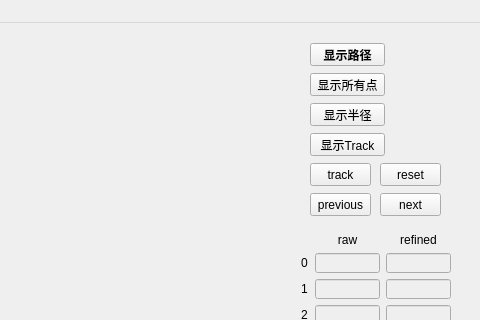
Imrono/locAlgrithom, file mainwindow.ui: the form before one commit; both pictures show x 520 to 1000 and y 0 to 320 of the 1000 by 650 pixel window.
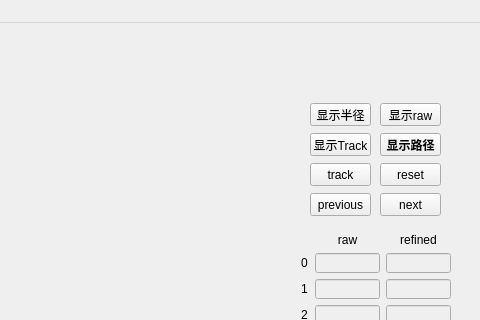
The form after the commit. Custom widgets are drawn as their Qt base class.

What changed in the file:
```diff
--- a/mainwindow.ui
+++ b/mainwindow.ui
@@ -17,9 +17,9 @@
    <widget class="QPushButton" name="showPath">
     <property name="geometry">
      <rect>
-      <x>830</x>
-      <y>20</y>
-      <width>75</width>
+      <x>900</x>
+      <y>110</y>
+      <width>61</width>
       <height>23</height>
      </rect>
     </property>
@@ -91,14 +91,14 @@
    <widget class="QPushButton" name="allPos">
     <property name="geometry">
      <rect>
-      <x>830</x>
-      <y>50</y>
-      <width>75</width>
+      <x>900</x>
+      <y>80</y>
+      <width>61</width>
       <height>23</height>
      </rect>
     </property>
     <property name="text">
-     <string>显示所有点</string>
+     <string>显示raw</string>
     </property>
    </widget>
    <widget class="QPushButton" name="previous">
@@ -295,7 +295,7 @@
      <rect>
       <x>830</x>
       <y>80</y>
-      <width>75</width>
+      <width>61</width>
       <height>23</height>
      </rect>
     </property>
@@ -308,7 +308,7 @@
      <rect>
       <x>830</x>
       <y>110</y>
-      <width>75</width>
+      <width>61</width>
       <height>23</height>
      </rect>
     </property>
```
Left out of the diff: 21 changed lines with no effect on the pictures.
